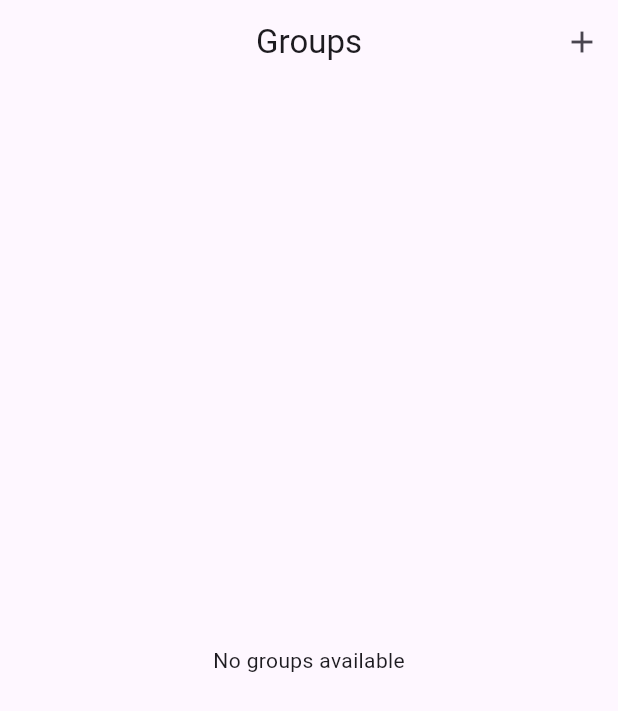
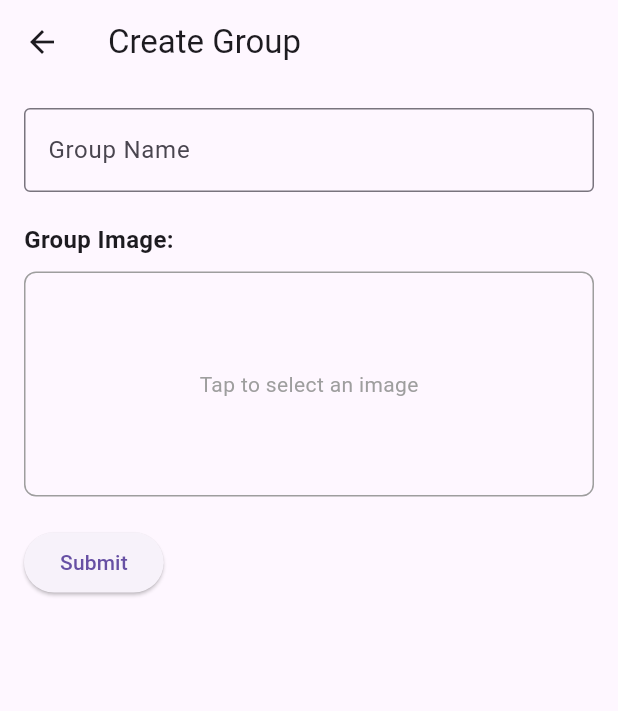
Before and after one commit to tymoste/OnCash, a Flutter app: the GroupListScreen screen opened by its route, after a tap on the "add" icon, on a phone screen of 412 x 824 dp. Shown: the top 711 px of the screen. Run offline on Flutter 3.47's test engine with Material 3 defaults, Android fonts, the phone set to English and light mode, and no system bars; our stand-ins replace fl_chart, form_field_validator, google_sign_in, image_picker, shared_preferences; missing offline and left inert: crypt; accounts and stored records are empty.

Commit message:
added create group screen and img for groups

```diff
--- a/app/lib/Models/group.dart
+++ b/app/lib/Models/group.dart
@@ -2,14 +2,16 @@ class Group {
   int id;
   String name;
   bool private;
+  String base64Img;
 
-  Group({this.id=0, this.name='', this.private = false});
+  Group({this.id=0, this.name='', this.private = false, this.base64Img=''});
 
   factory Group.fromJson(Map<String, dynamic> responseData){
     return Group(
       id: responseData['id'],
       name: responseData['name'],
-      private: responseData['private']
+      private: responseData['private'],
+      base64Img: responseData['img']
     );
   }
 }
--- /dev/null
+++ b/app/lib/Screens/CreateGroup.dart
@@ -0,0 +1,153 @@
+import 'package:flutter/material.dart';
+import 'package:image_picker/image_picker.dart';
+import 'package:image/image.dart' as img;
+import 'package:path_provider/path_provider.dart';
+import 'package:provider/provider.dart';
+import 'dart:io';
+
+import '../Providers/group_expences_provider.dart';
+import '../Models/user.dart';
+import '../Utils/shared_preference.dart';
+
+class GroupCreate extends StatefulWidget {
+  @override
+  _GroupCreateState createState() => _GroupCreateState();
+}
+
+class _GroupCreateState extends State<GroupCreate> {
+  final _formKey = GlobalKey<FormState>();
+  final _groupNameController = TextEditingController();
+  File? _groupImage;
+  late Future<User> userData;
+
+  final ImagePicker _picker = ImagePicker();
+
+  @override
+  void initState() {
+    super.initState();
+    userData = UserPreferences().getUser();
+  }
+
+  Future<void> _pickImage() async {
+    final pickedFile = await _picker.pickImage(source: ImageSource.gallery);
+    if (pickedFile != null) {
+      File originalImage = File(pickedFile.path);
+
+      File resizedImage = await _resizeImage(originalImage);
+
+      setState(() {
+        _groupImage = resizedImage;
+      });
+    }
+  }
+
+  Future<File> _resizeImage(File file) async {
+    final bytes = await file.readAsBytes();
+
+    final decodedImage = img.decodeImage(bytes);
+
+    if (decodedImage != null) {
+      final resized = img.copyResize(
+        decodedImage,
+        width: 515,
+        height: 515,
+      );
+
+      final tempDir = await getTemporaryDirectory();
+
+      final resizedFile = File('${tempDir.path}/resized_image.jpg');
+
+      await resizedFile.writeAsBytes(img.encodeJpg(resized));
+
+      return resizedFile;
+    }
+
+    throw Exception("Failed to decode and resize image");
+  }
+
+  @override
+  Widget build(BuildContext context) {
+    final groupProvider = Provider.of<GroupExpencesProvider>(context, listen: false);
+
+    return Scaffold(
+      appBar: AppBar(
+        title: Text('Create Group'),
+      ),
+      body: Padding(
+        padding: const EdgeInsets.all(16.0),
+        child: Form(
+          key: _formKey,
+          child: Column(
+            crossAxisAlignment: CrossAxisAlignment.start,
+            children: [
+              TextFormField(
+                controller: _groupNameController,
+                decoration: InputDecoration(
+                  labelText: 'Group Name',
+                  border: OutlineInputBorder(),
+                ),
+                validator: (value) {
+                  if (value == null || value.isEmpty) {
+                    return 'Please enter a group name';
+                  }
+                  return null;
+                },
+              ),
+              SizedBox(height: 20),
+
+              Text(
+                'Group Image:',
+                style: TextStyle(fontSize: 16, fontWeight: FontWeight.bold),
+              ),
+              SizedBox(height: 10),
+              GestureDetector(
+                onTap: _pickImage,
+                child: _groupImage == null
+                    ? Container(
+                        height: 150,
+                        width: double.infinity,
+                        decoration: BoxDecoration(
+                          border: Border.all(color: Colors.grey),
+                          borderRadius: BorderRadius.circular(8),
+                        ),
+                        child: Center(
+                          child: Text(
+                            'Tap to select an image',
+                            style: TextStyle(color: Colors.grey),
+                          ),
+                        ),
+                      )
+                    : Image.file(
+                        _groupImage!,
+                        height: 150,
+                        width: double.infinity,
+                        fit: BoxFit.cover,
+                      ),
+              ),
+              SizedBox(height: 20),
+
+              ElevatedButton(
+                onPressed: () {
+                  if (_formKey.currentState!.validate()) {
+                    userData.then((data) async {
+                      if (_groupImage != null) {
+                        await groupProvider.createGroup(
+                          data.jwt,
+                          _groupNameController.text,
+                          File(_groupImage!.path),
+                        );
+                      } else {
+                        print("No image selected!");
+                      }
+                    });
+                  }
+                },
+                child: Text('Submit'),
+              ),
+            ],
+          ),
+        ),
+      ),
+    );
+  }
+}
--- a/app/lib/Screens/Group.dart
+++ b/app/lib/Screens/Group.dart
@@ -17,7 +17,6 @@ class _GroupState extends State<Group>{
       appBar: AppBar(
         title: Text('Group Name'),
         centerTitle: true,
-        automaticallyImplyLeading: false,
       ),
       body: SingleChildScrollView(
         child: Padding(
--- a/app/lib/Screens/GroupList.dart
+++ b/app/lib/Screens/GroupList.dart
@@ -1,3 +1,5 @@
+import 'dart:convert';
+
 import 'package:flutter/material.dart';
 import 'package:app/Models/group.dart';
 import 'package:app/Utils/shared_preference.dart';
@@ -48,17 +50,24 @@ class _GroupListScreenState extends State<GroupListScreen> {
 
             return ListView.builder(
               itemCount: groups.length,
-              itemBuilder: (context, index) { //Individual element
+              itemBuilder: (context, index) {
                 Group group = groups[index];
                 return ListTile(
-                  title: Text(group.name), // Display group name
+                  leading: ClipOval(
+                    child: Image.memory(
+                      base64Decode(group.base64Img),
+                      width: 50,
+                      height: 50,
+                      fit: BoxFit.cover,
+                    ),
+                  ),
+                  title: Text(group.name),
                   trailing: ElevatedButton(
                     onPressed: () {
-                      // Navigate to specific group with its id
                       Navigator.pushNamed(
                         context,
                         '/group_details',
-                        arguments: group.id, // Pass the group id as argument
+                        arguments: group.id,
                       );
                     },
                     child: Text('Go'),
--- a/app/lib/Screens/Personal.dart
+++ b/app/lib/Screens/Personal.dart
@@ -65,6 +65,7 @@ class _PersonalState extends State<Personal> {
               if (snapshot.connectionState == ConnectionState.waiting) {
                 return Center(child: CircularProgressIndicator());
               } else if (snapshot.hasError) {
+                print(snapshot.error.toString());
                 return Center(child: Text('Error loading private group data'));
               } else if (!snapshot.hasData) {
                 return Center(child: Text('No private group data available'));
--- a/app/lib/Utils/shared_preference.dart
+++ b/app/lib/Utils/shared_preference.dart
@@ -37,6 +37,7 @@ class GroupPreferences {
       'id': group.id,
       'name': group.name,
       'private': group.private,
+      'img': group.base64Img
     })).toList();
 
     // Save the list of JSON strings as a single string
@@ -50,6 +51,7 @@ class GroupPreferences {
       'id': privateGroup.id,
       'name': privateGroup.name,
       'private': privateGroup.private,
+      'img': ''
     });
     prefs.setString('privateGroup', group);
   }
--- a/app/lib/main.dart
+++ b/app/lib/main.dart
@@ -8,6 +8,7 @@
 import 'package:app/Screens/Login.dart';
 import 'package:app/Screens/Home.dart';
 import 'package:app/Screens/Group.dart';
+import 'package:app/Screens/CreateGroup.dart';
 import 'package:app/Screens/Settings.dart';
 import 'package:app/Screens/Personal.dart';
 import 'package:app/Screens/Register.dart';
@@ -42,6 +43,7 @@
         '/change_password': (context) => ChangePassword(),
         '/group_invites': (context) => GroupInvites(),
         '/group_details': (context) => Group(),
+        '/create_group' : (context) => GroupCreate(),
       },
     )
     );
--- a/app/pubspec.yaml
+++ b/app/pubspec.yaml
@@ -42,6 +42,9 @@ dependencies:
   shared_preferences: ^2.3.2
   google_sign_in: ^6.2.2
   fl_chart: ^0.69.0
+  image_picker: ^1.1.2
+  image: ^4.3.0
+  path_provider: ^2.1.5
 
 dev_dependencies:
   flutter_test:
```
Also changed, not shown: app/lib/Providers/auth_provider.dart (+3 -4 lines), app/lib/Providers/group_expences_provider.dart (+16 -11 lines), app/pubspec.lock, 6 other files.
